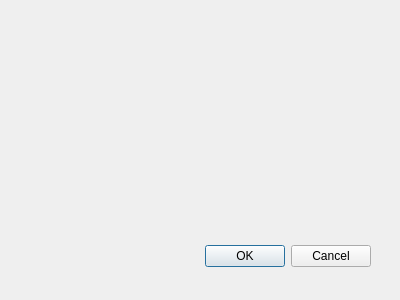
Above: filterdialog.ui from haraki/farman before the change. Below: the same form after it.
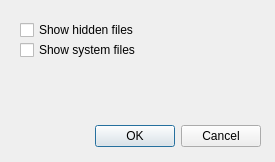
That is the form after the change.

Commit message: add checkbox to FilterDialog.

Patch:
```diff
--- a/filterdialog.ui
+++ b/filterdialog.ui
@@ -8,8 +8,8 @@
    <rect>
     <x>0</x>
     <y>0</y>
-    <width>400</width>
-    <height>300</height>
+    <width>275</width>
+    <height>162</height>
    </rect>
   </property>
   <property name="windowTitle">
@@ -19,8 +19,8 @@
    <property name="geometry">
     <rect>
      <x>30</x>
-     <y>240</y>
-     <width>341</width>
+     <y>120</y>
+     <width>231</width>
      <height>32</height>
     </rect>
    </property>
@@ -31,6 +31,32 @@
     <set>QDialogButtonBox::Cancel|QDialogButtonBox::Ok</set>
    </property>
   </widget>
+  <widget class="QCheckBox" name="showHiddenCheckBox">
+   <property name="geometry">
+    <rect>
+     <x>20</x>
+     <y>20</y>
+     <width>151</width>
+     <height>20</height>
+    </rect>
+   </property>
+   <property name="text">
+    <string>Show hidden files</string>
+   </property>
+  </widget>
+  <widget class="QCheckBox" name="showSystemCheckBox">
+   <property name="geometry">
+    <rect>
+     <x>20</x>
+     <y>40</y>
+     <width>151</width>
+     <height>20</height>
+    </rect>
+   </property>
+   <property name="text">
+    <string>Show system files</string>
+   </property>
+  </widget>
  </widget>
  <pixmapfunction/>
  <resources/>
```
Left out of the diff: 5 changed lines with no effect on the pictures.
